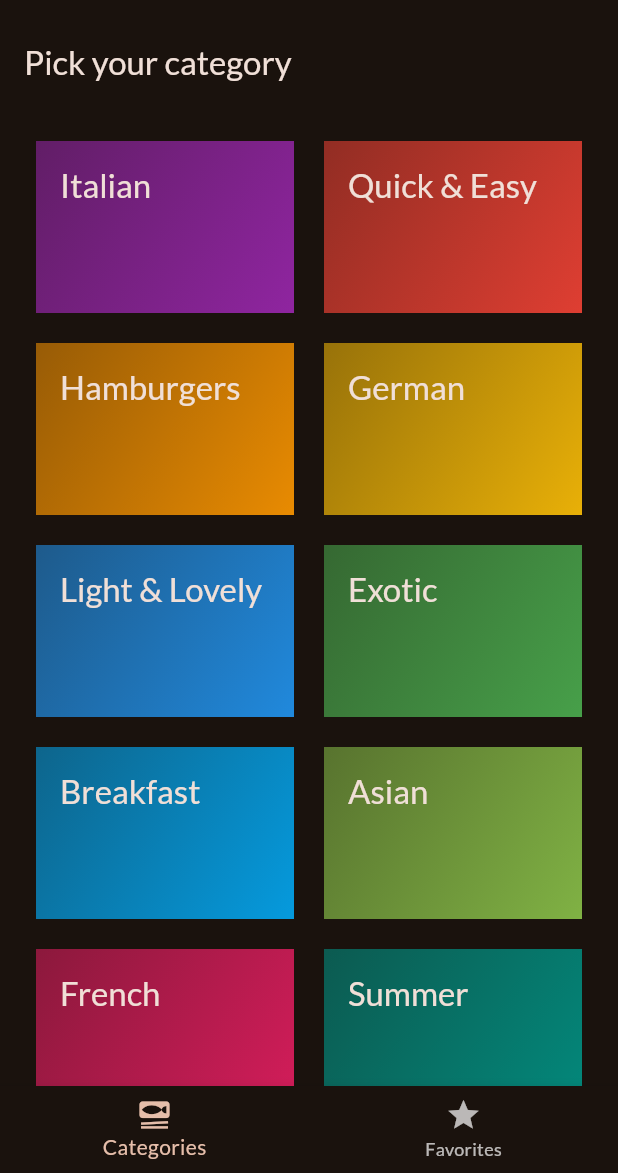
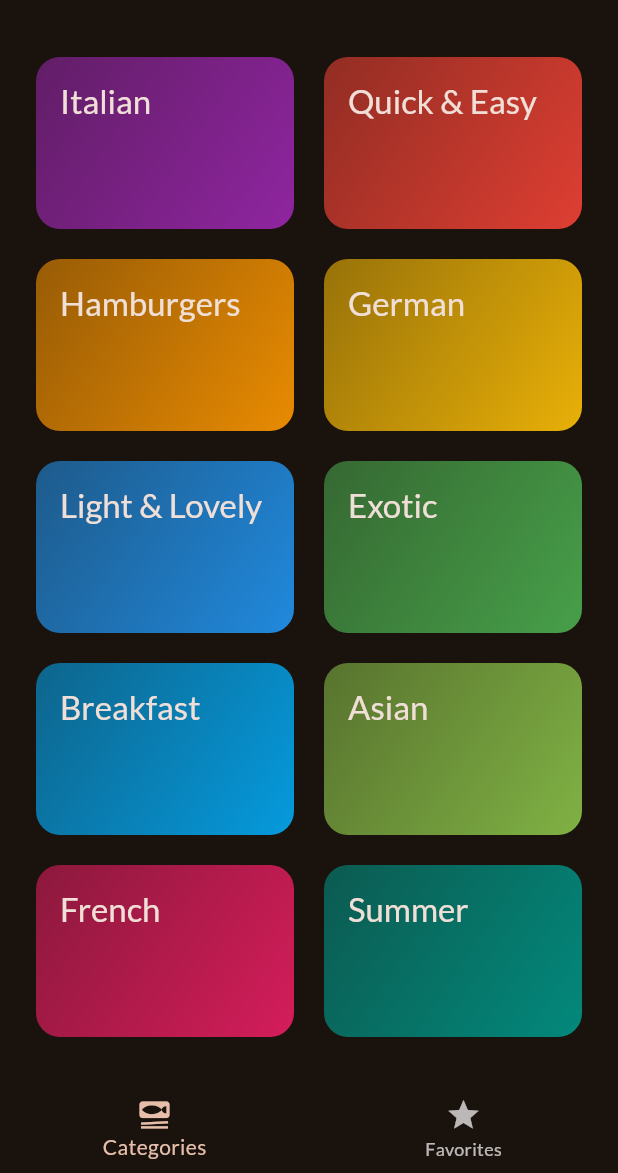
Before and after one commit to Deniscgaetani/meals, a Flutter app: the screen it shows after launch, on a phone screen of 412 x 824 dp, the part 63-1236 px from its top. Run offline on Flutter 3.47's test engine with Material 3 defaults, Android fonts, the phone set to English and light mode, and no system bars; our stand-ins replace google_fonts, transparent_image.

Commit message:
final adjustments

```diff
--- a/lib/main.dart
+++ b/lib/main.dart
@@ -1,5 +1,6 @@
 import 'package:flutter/material.dart';
 import 'package:google_fonts/google_fonts.dart';
+
 import 'package:meals/screens/tabs.dart';
 
 final theme = ThemeData(
@@ -20,6 +21,9 @@ class App extends StatelessWidget {
 
   @override
   Widget build(BuildContext context) {
-    return MaterialApp(theme: theme, home: const TabsScreen());
+    return MaterialApp(
+      theme: theme,
+      home: const TabsScreen(),
+    );
   }
 }
--- a/lib/models/category.dart
+++ b/lib/models/category.dart
@@ -1,8 +1,11 @@
 import 'package:flutter/material.dart';
 
 class Category {
-  const Category(
-      {required this.id, required this.title, this.color = Colors.orange});
+  const Category({
+    required this.id,
+    required this.title,
+    this.color = Colors.orange,
+  });
 
   final String id;
   final String title;
--- a/lib/screens/categories.dart
+++ b/lib/screens/categories.dart
@@ -1,24 +1,26 @@
 import 'package:flutter/material.dart';
+
 import 'package:meals/data/dummy_data.dart';
+import 'package:meals/models/meal.dart';
+import 'package:meals/widgets/category_grid_item.dart';
 import 'package:meals/screens/meals.dart';
-import 'package:meals/widgets/category_grid_item.dart';
-
-import '../models/category.dart';
-import '../models/meal.dart';
+import 'package:meals/models/category.dart';
 
 class CategoriesScreen extends StatelessWidget {
-  const CategoriesScreen(
-      {super.key,
+  const CategoriesScreen({
+    super.key,
     required this.onToggleFavorite,
-      required List<Meal> availableMeals});
+    required this.availableMeals,
+  });
 
   final void Function(Meal meal) onToggleFavorite;
-  final List<Meal> availableMeals = dummyMeals;
+  final List<Meal> availableMeals;
 
   void _selectCategory(BuildContext context, Category category) {
-    final filteredMeals = dummyMeals
+    final filteredMeals = availableMeals
         .where((meal) => meal.categories.contains(category.id))
         .toList();
+
     Navigator.of(context).push(
       MaterialPageRoute(
         builder: (ctx) => MealsScreen(
@@ -27,20 +29,19 @@ class CategoriesScreen extends StatelessWidget {
           onToggleFavorite: onToggleFavorite,
         ),
       ),
-    ); // Navigator.push(context, route);
+    ); // Navigator.push(context, route)
   }
 
   @override
   Widget build(BuildContext context) {
-    return Scaffold(
-      appBar: AppBar(title: const Text('Pick your category')),
-      body: GridView(
+    return GridView(
       padding: const EdgeInsets.all(24),
       gridDelegate: const SliverGridDelegateWithFixedCrossAxisCount(
         crossAxisCount: 2,
-            childAspectRatio: 1.5,
+        childAspectRatio: 3 / 2,
         crossAxisSpacing: 20,
-            mainAxisSpacing: 20),
+        mainAxisSpacing: 20,
+      ),
       children: [
         // availableCategories.map((category) => CategoryGridItem(category: category)).toList()
         for (final category in availableCategories)
@@ -48,9 +49,9 @@ class CategoriesScreen extends StatelessWidget {
             category: category,
             onSelectCategory: () {
               _selectCategory(context, category);
-                })
+            },
+          )
       ],
-      ),
     );
   }
 }
--- a/lib/widgets/category_grid_item.dart
+++ b/lib/widgets/category_grid_item.dart
@@ -5,7 +5,7 @@ class CategoryGridItem extends StatelessWidget {
   const CategoryGridItem({
     super.key,
     required this.category,
-    required this.onSelectCategory
+    required this.onSelectCategory,
   });
 
   final Category category;
@@ -18,19 +18,24 @@ class CategoryGridItem extends StatelessWidget {
       splashColor: Theme.of(context).primaryColor,
       borderRadius: BorderRadius.circular(16),
       child: Container(
-          padding: const EdgeInsets.all(16),
-          decoration: BoxDecoration(
-              gradient: LinearGradient(colors: [
-            category.color.withOpacity(0.55),
-            category.color.withOpacity(0.9)
-          ], begin: Alignment.topLeft, end: Alignment.bottomRight)),
-          child: Text(
-            category.title,
-            style: Theme.of(context)
-                .textTheme
-                .titleLarge!
-                .copyWith(color: Theme.of(context).colorScheme.onSurface),
-          )),
+        padding: const EdgeInsets.all(16),
+        decoration: BoxDecoration(
+            borderRadius: BorderRadius.circular(16),
+            gradient: LinearGradient(
+              colors: [
+                category.color.withOpacity(0.55),
+                category.color.withOpacity(0.9),
+              ],
+              begin: Alignment.topLeft,
+              end: Alignment.bottomRight,
+            )),
+        child: Text(
+          category.title,
+          style: Theme.of(context).textTheme.titleLarge!.copyWith(
+                color: Theme.of(context).colorScheme.onSurface,
+              ),
+        ),
+      ),
     );
   }
 }
--- a/pubspec.yaml
+++ b/pubspec.yaml
@@ -30,7 +30,6 @@ environment:
 dependencies:
   flutter:
     sdk: flutter
-
 
 
   # The following adds the Cupertino Icons font to your application.
```
Also changed, not shown: lib/screens/filters.dart (+81 -63 lines), lib/screens/meal_details.dart (+43 -30 lines), lib/screens/meals.dart (+25 -15 lines), lib/screens/tabs.dart (+34 -18 lines), lib/widgets/main_drawer.dart (+25 -12 lines), lib/widgets/meal_item.dart (+40 -19 lines), lib/widgets/meal_item_trait.dart (+11 -5 lines). Lines whose indentation alone changed are shown as unchanged.
